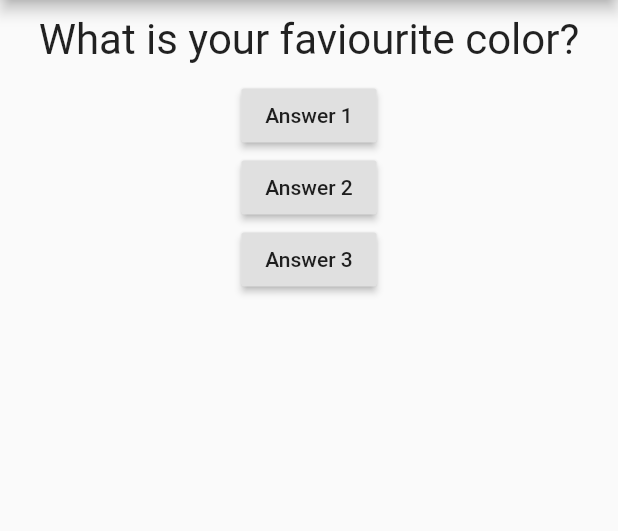
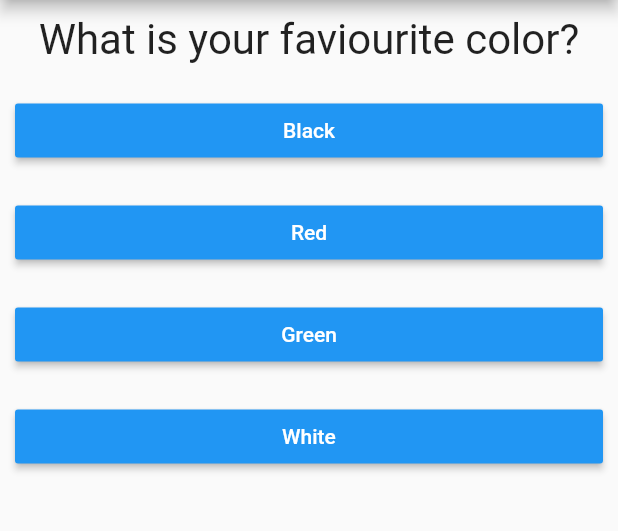
Before and after one commit to codertcet111/FlutterFirstApp, a Flutter app: the screen it shows after launch, on a phone screen of 412 x 824 dp, the part 84-615 px from its top. Run offline on Flutter 3.47's test engine with Material 2 defaults, Android fonts, the phone set to English and light mode, and no system bars.

Commit message:
question and answer dynamic widget from list

```diff
--- /dev/null
+++ b/lib/answer.dart
@@ -0,0 +1,20 @@
+import 'package:flutter/material.dart';
+
+class Answer extends StatelessWidget {
+  final String answerText;
+  final Function selectHanlder;
+  Answer(this.answerText, this.selectHanlder);
+  @override
+  Widget build(BuildContext context) {
+    return Container(
+      margin: EdgeInsets.all(10),
+      width: double.infinity,
+      child: RaisedButton(
+        textColor: Colors.white,
+        color: Colors.blue,
+        child: Text(answerText),
+        onPressed: selectHanlder,
+      ),
+    );
+  }
+}
--- a/lib/main.dart
+++ b/lib/main.dart
@@ -1,5 +1,6 @@
 import 'package:flutter/material.dart';
 import './question.dart';
+import './answer.dart';
 
 void main() {
   runApp(MyApp());
@@ -25,8 +26,18 @@ class _MyAppState extends State<MyApp> {
   @override
   Widget build(BuildContext context) {
     var questions = [
-      'What is your faviourite color?',
-      'What is your faviourute animal?',
+      {
+        'questionText': 'What is your faviourite color?',
+        'answers': ['Black', 'Red', 'Green', 'White'],
+      },
+      {
+        'questionText': 'What is your faviourute animal?',
+        'answers': ['Rabbit', 'Snak', 'Elephant', 'Lion'],
+      },
+      {
+        'questionText': 'Who\'s your faviourite instructor?',
+        'answers': ['Shubham', 'Sham', 'Shubbu', 'Max'],
+      },
     ];
     return MaterialApp(
       home: Scaffold(
@@ -36,20 +47,12 @@ class _MyAppState extends State<MyApp> {
         body: Column(
           children: <Widget>[
             Question(
-              questions[_questionIndex],
+              questions[_questionIndex]['questionText'],
             ),
-            RaisedButton(
-              child: Text('Answer 1'),
-              onPressed: _answerQuestion,
-            ),
-            RaisedButton(
-              child: Text('Answer 2'),
-              onPressed: _answerQuestion,
-            ),
-            RaisedButton(
-              child: Text('Answer 3'),
-              onPressed: _answerQuestion,
-            ),
+            ...(questions[_questionIndex]['answers'] as List<String>)
+                .map((answ) {
+              return Answer(answ, _answerQuestion);
+            }).toList()
           ],
         ),
       ),
```
